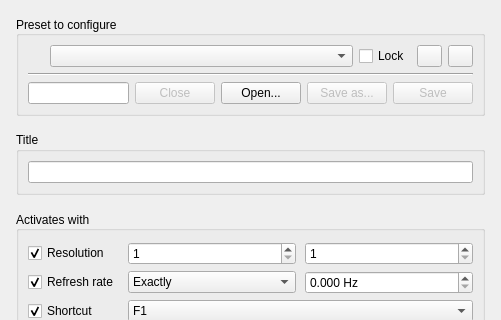
mrehkopf/vcs, file src/display/qt/windows/ControlPanel/VideoPresets.ui: the form before one commit; both pictures show x 0 to 501 and y 0 to 320 of the 501 by 479 pixel window.
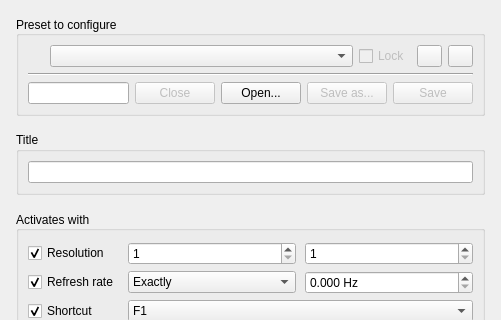
The form after the commit. Icons and pictures are not drawn. Custom widgets are drawn as their Qt base class.

Commit message: ui/video-presets: Persist the preset lock setting

Patch:
```diff
--- a/src/display/qt/windows/ControlPanel/VideoPresets.ui
+++ b/src/display/qt/windows/ControlPanel/VideoPresets.ui
@@ -121,6 +121,9 @@
             </item>
             <item>
              <widget class="QCheckBox" name="checkBox_lockSelectedPreset">
+              <property name="enabled">
+               <bool>false</bool>
+              </property>
               <property name="sizePolicy">
                <sizepolicy hsizetype="Maximum" vsizetype="Fixed">
                 <horstretch>0</horstretch>
```
The commit also changes 2 other files.
